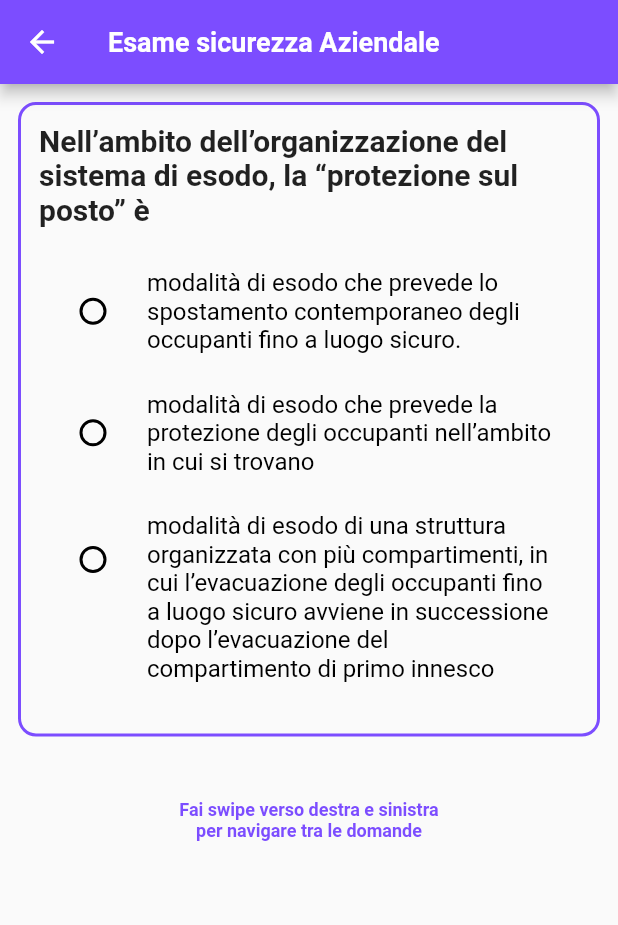
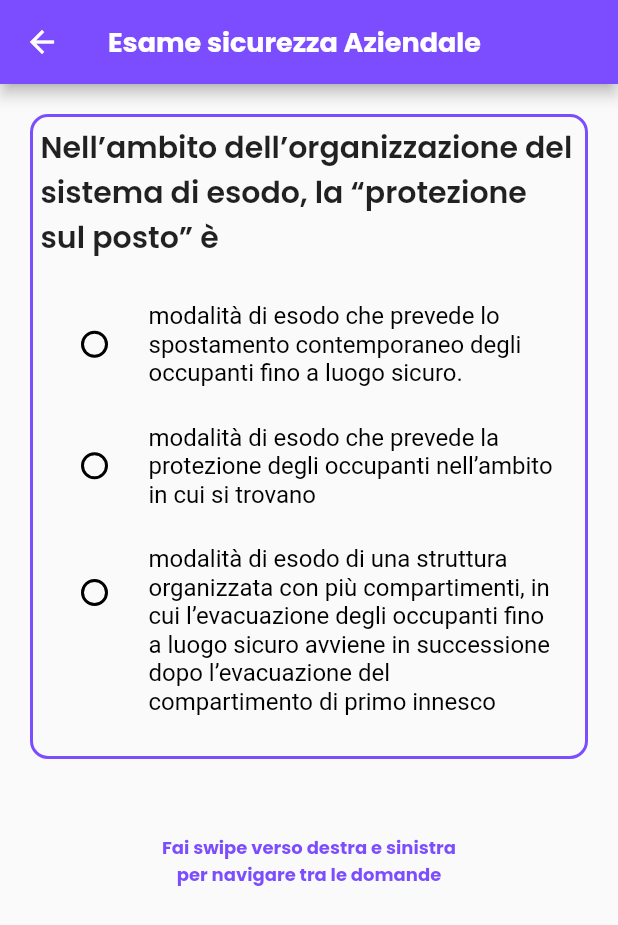
Before and after one commit to andreaacomelli/QuizApp, a Flutter app: the QuizResult screen opened directly with empty values, after a tap on "Ritenta il Quiz", on a phone screen of 412 x 824 dp. Shown: the top 925 px of the screen. Run offline on Flutter 3.47's test engine with Material 2 defaults, Android fonts, the phone set to English and light mode, and no system bars; our stand-ins replace csv.

Commit message:
Aggiunta font e implementazione

```diff
--- a/lib/question_widget.dart
+++ b/lib/question_widget.dart
@@ -52,9 +52,8 @@ class _QuestionWidgetState extends State<QuestionWidget> {
     return Column(
       children: <Widget>[
         Container(
-          margin: const EdgeInsets.all(12),
-          padding: const EdgeInsets.all(12),
-
+          margin: const EdgeInsets.all(20),
+          padding: const EdgeInsets.all(5),
           decoration: BoxDecoration(
             border: Border.all(color: Colors.deepPurpleAccent, width: 2),
             borderRadius: BorderRadius.circular(12),
@@ -64,7 +63,7 @@ class _QuestionWidgetState extends State<QuestionWidget> {
             children: <Widget>[
               Text(
                 widget.questionText,
-                style: const TextStyle(fontSize: 20, fontWeight: FontWeight.bold),
+                style: const TextStyle(fontFamily: 'Poppins',fontSize: 20, fontWeight: FontWeight.w600),
               ),
               const SizedBox(height: 16),
               ListView.builder(
@@ -85,6 +84,7 @@ class _QuestionWidgetState extends State<QuestionWidget> {
                         answer,
                         style: const TextStyle(
                           color: Colors.black,
+                          fontWeight: FontWeight.w400,
                         ),
                       ),
                       value: index,
@@ -111,8 +111,9 @@ class _QuestionWidgetState extends State<QuestionWidget> {
               'Fai swipe verso destra e sinistra\n'
                   'per navigare tra le domande',
               style: TextStyle(
+                fontFamily: 'Poppins',
                   fontSize: 12,
-                  fontWeight: FontWeight.bold,
+                  fontWeight: FontWeight.w700,
                   color: Colors.deepPurpleAccent,
               ),
               textAlign: TextAlign.center,
--- a/lib/quiz_result.dart
+++ b/lib/quiz_result.dart
@@ -35,8 +35,9 @@ class QuizResult extends StatelessWidget {
           'Risultato del quiz',
           textAlign: TextAlign.center,
           style: TextStyle(
+            fontFamily: 'Poppins',
             fontSize: 18.0,
-            fontWeight: FontWeight.bold,
+            fontWeight: FontWeight.w700,
           ),
         ),
         backgroundColor: Colors.deepPurpleAccent,
@@ -45,13 +46,7 @@ class QuizResult extends StatelessWidget {
         child: Column(
           mainAxisAlignment: MainAxisAlignment.center,
           children: [
-            const Text(
-              'Risultati del Quiz',
-              style: TextStyle(
-                fontSize: 24.0,
-                fontWeight: FontWeight.bold,
-              ),
-            ),
+            const Text('Risultati del Quiz'),
             const SizedBox(height: 20.0),
             Text('Domande corrette: $correctAnswers'),
             Text('Domande sbagliate: $incorrectAnswers'),
@@ -72,7 +67,14 @@ class QuizResult extends StatelessWidget {
                     borderRadius: BorderRadius.circular(32.0)),
                 minimumSize: const Size(150, 60),
               ),
-              child: const Text('Ritenta il Quiz'),
+              child: const Text(
+                  'Ritenta il Quiz',
+                textAlign: TextAlign.center,
+                style: TextStyle(
+                  fontFamily: 'Poppins',
+                  fontWeight: FontWeight.w700,
+                ),
+              ),
             ),
           ],
         ),
--- a/lib/quiz_screen.dart
+++ b/lib/quiz_screen.dart
@@ -150,8 +150,9 @@ class _QuizScreenState extends State<QuizScreen> {
           'Esame sicurezza Aziendale',
           textAlign: TextAlign.center,
           style: TextStyle(
+            fontFamily: 'Poppins',
             fontSize: 18.0,
-            fontWeight: FontWeight.bold,
+            fontWeight: FontWeight.w700,
           ),
         ),
         backgroundColor: Colors.deepPurpleAccent,
@@ -217,7 +218,13 @@ class _QuizScreenState extends State<QuizScreen> {
                       shape: RoundedRectangleBorder(
                           borderRadius: BorderRadius.circular(32.0)),
                     ),
-                    child: const Text('Visualizza i risultati'),
+                    child: const Text(
+                        'Visualizza i risultati',
+                      style: TextStyle(
+                      fontSize: 24.0,
+                      fontWeight: FontWeight.bold,
+                    ),
+                    ),
                   ),
                 ],
               ),
--- a/lib/start_screen.dart
+++ b/lib/start_screen.dart
@@ -13,8 +13,9 @@ class StartScreen extends StatelessWidget {
             'Esame sicurezza aziendale',
             textAlign: TextAlign.center,
             style: TextStyle(
+              fontFamily: 'Poppins',
               fontSize: 18.0,
-              fontWeight: FontWeight.bold,
+              fontWeight: FontWeight.w700,
             ),
         ),
         backgroundColor: Colors.deepPurpleAccent,
@@ -54,7 +55,14 @@ class StartScreen extends StatelessWidget {
                 ),
                 minimumSize: const Size(150, 60),
               ),
-              child: const Text('Inizia il Quiz'),
+              child: const Text(
+                'Inizia il Quiz',
+                textAlign: TextAlign.center,
+                style: TextStyle(
+                  fontFamily: 'Poppins',
+                  fontWeight: FontWeight.w700,
+                ),
+              ),
             ),
           ],
         ),
```
Also changed, not shown: pubspec.yaml (+12 -6 lines), pubspec.lock, 1 other file.
